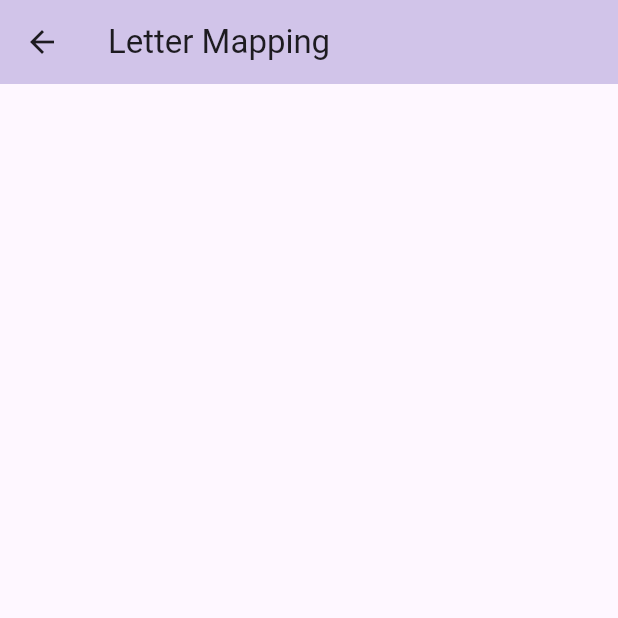
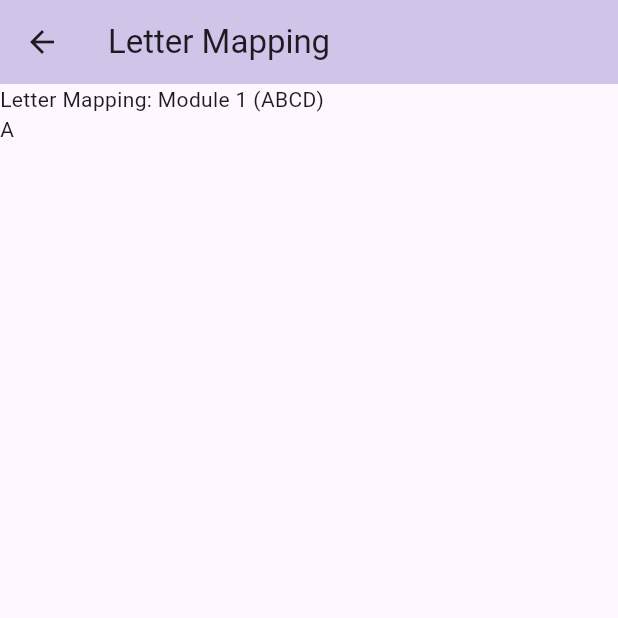
Before and after one commit to JagdishOnGH/morse_app, a Flutter app: the LetterMappingPage screen opened directly, on a phone screen of 412 x 824 dp, the top half of it. Run offline on Flutter 3.47's test engine with Material 3 defaults, Android fonts, the phone set to English and light mode, and no system bars; our stand-ins replace fluttertoast.

Commit message:
chore: learn mapping page is created

```diff
--- a/lib/feature/learn/pages/letter_mapping_page.dart
+++ b/lib/feature/learn/pages/letter_mapping_page.dart
@@ -11,7 +11,14 @@ class LetterMappingPage extends StatelessWidget {
           title: Text("Letter Mapping"),
         ),
         body: ListView(
-          children: [],
+          children: [
+            Text("Letter Mapping: Module 1 (ABCD)"),
+            LetterHead("A"),
+          ],
         ));
   }
 }
+
+Widget LetterHead(final String title) {
+  return new Text(title);
+}
```
